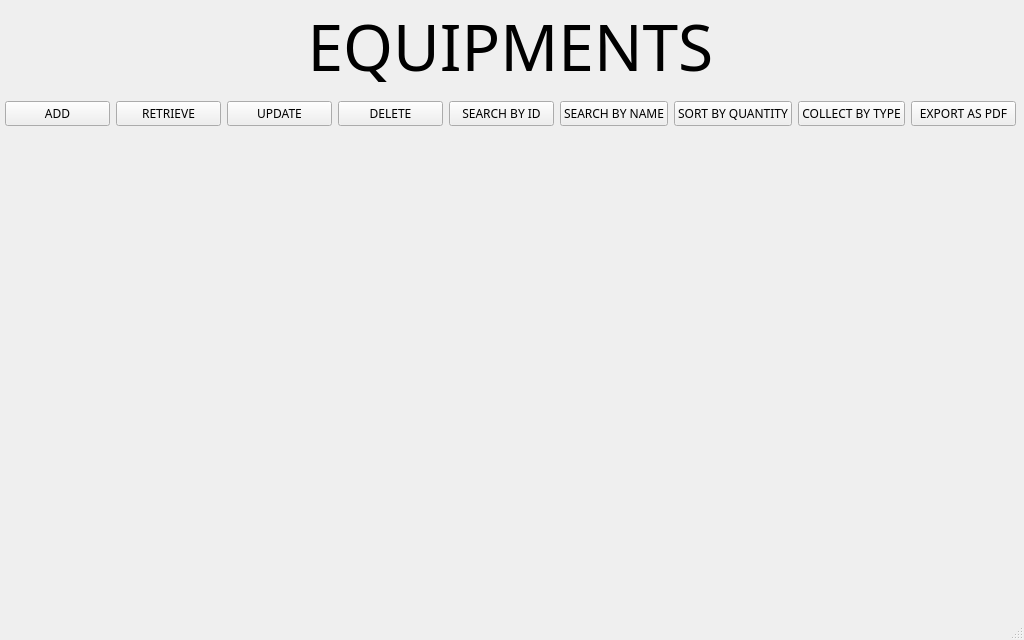
Above: mainwindow.ui from ProjetCPP-2A33/projetcpp-2a33-smart-clothing-store before the change. Below: the same form after it.
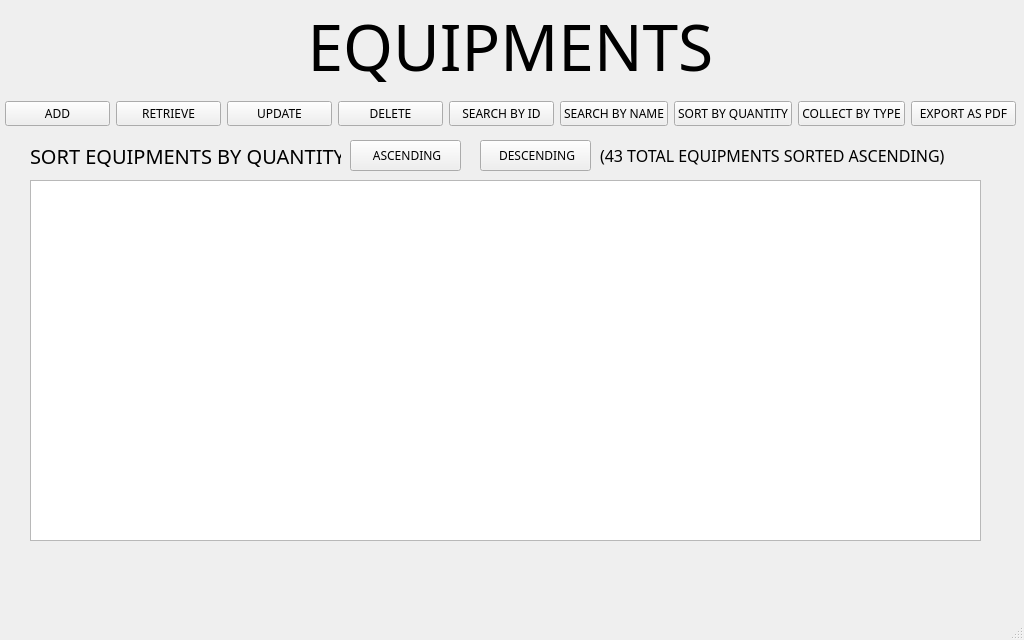
That is the form after the change. The open tabs and pages were chosen to show the change. Icons and pictures are not drawn.

```diff
--- a/mainwindow.ui
+++ b/mainwindow.ui
@@ -357,7 +357,172 @@
       </property>
      </widget>
     </widget>
-    <widget class="QWidget" name="sortPage"/>
+    <widget class="QWidget" name="searchByNamePage">
+     <widget class="QTableWidget" name="searchByNameTable">
+      <property name="geometry">
+       <rect>
+        <x>15</x>
+        <y>40</y>
+        <width>951</width>
+        <height>361</height>
+       </rect>
+      </property>
+      <attribute name="horizontalHeaderStretchLastSection">
+       <bool>true</bool>
+      </attribute>
+      <attribute name="verticalHeaderDefaultSectionSize">
+       <number>25</number>
+      </attribute>
+      <attribute name="verticalHeaderStretchLastSection">
+       <bool>false</bool>
+      </attribute>
+     </widget>
+     <widget class="QLabel" name="searchLabel_2">
+      <property name="geometry">
+       <rect>
+        <x>0</x>
+        <y>0</y>
+        <width>281</width>
+        <height>31</height>
+       </rect>
+      </property>
+      <property name="font">
+       <font>
+        <family>Poppins</family>
+        <pointsize>15</pointsize>
+       </font>
+      </property>
+      <property name="text">
+       <string>SEARCH EQUIPMENT BY NAME:</string>
+      </property>
+     </widget>
+     <widget class="QPushButton" name="searchByNameBtn">
+      <property name="geometry">
+       <rect>
+        <x>520</x>
+        <y>0</y>
+        <width>75</width>
+        <height>31</height>
+       </rect>
+      </property>
+      <property name="text">
+       <string>SEARCH</string>
+      </property>
+     </widget>
+     <widget class="QLineEdit" name="searchByNameInput">
+      <property name="geometry">
+       <rect>
+        <x>290</x>
+        <y>0</y>
+        <width>221</width>
+        <height>31</height>
+       </rect>
+      </property>
+      <property name="placeholderText">
+       <string>EQUIPMENT NAME</string>
+      </property>
+     </widget>
+    </widget>
+    <widget class="QWidget" name="sortPage">
+     <widget class="QLabel" name="searchLabel_3">
+      <property name="geometry">
+       <rect>
+        <x>10</x>
+        <y>0</y>
+        <width>311</width>
+        <height>31</height>
+       </rect>
+      </property>
+      <property name="font">
+       <font>
+        <family>Poppins</family>
+        <pointsize>15</pointsize>
+       </font>
+      </property>
+      <property name="text">
+       <string>SORT EQUIPMENTS BY QUANTITY:</string>
+      </property>
+     </widget>
+     <widget class="QPushButton" name="ascBtn">
+      <property name="geometry">
+       <rect>
+        <x>330</x>
+        <y>0</y>
+        <width>111</width>
+        <height>31</height>
+       </rect>
+      </property>
+      <property name="focusPolicy">
+       <enum>Qt::FocusPolicy::StrongFocus</enum>
+      </property>
+      <property name="styleSheet">
+       <string notr="true"/>
+      </property>
+      <property name="text">
+       <string> ASCENDING</string>
+      </property>
+      <property name="icon">
+       <iconset resource="resources.qrc">
+        <normaloff>:/icons/arrow-up-circle.svg</normaloff>:/icons/arrow-up-circle.svg</iconset>
+      </property>
+     </widget>
+     <widget class="QPushButton" name="descBtn">
+      <property name="geometry">
+       <rect>
+        <x>460</x>
+        <y>0</y>
+        <width>111</width>
+        <height>31</height>
+       </rect>
+      </property>
+      <property name="text">
+       <string> DESCENDING</string>
+      </property>
+      <property name="icon">
+       <iconset resource="resources.qrc">
+        <normaloff>:/icons/arrow-down-circle.svg</normaloff>:/icons/arrow-down-circle.svg</iconset>
+      </property>
+     </widget>
+     <widget class="QTableWidget" name="sortTable">
+      <property name="geometry">
+       <rect>
+        <x>10</x>
+        <y>40</y>
+        <width>951</width>
+        <height>361</height>
+       </rect>
+      </property>
+      <attribute name="horizontalHeaderStretchLastSection">
+       <bool>true</bool>
+      </attribute>
+      <attribute name="verticalHeaderDefaultSectionSize">
+       <number>25</number>
+      </attribute>
+      <attribute name="verticalHeaderStretchLastSection">
+       <bool>false</bool>
+      </attribute>
+     </widget>
+     <widget class="QLabel" name="sortLabel">
+      <property name="geometry">
+       <rect>
+        <x>580</x>
+        <y>5</y>
+        <width>381</width>
+        <height>21</height>
+       </rect>
+      </property>
+      <property name="font">
+       <font>
+        <family>Poppins</family>
+        <pointsize>12</pointsize>
+        <bold>false</bold>
+       </font>
+      </property>
+      <property name="text">
+       <string>(43 TOTAL EQUIPMENTS SORTED ASCENDING)</string>
+      </property>
+     </widget>
+    </widget>
     <widget class="QWidget" name="collectPage"/>
     <widget class="QWidget" name="exportPage"/>
     <widget class="QWidget" name="retrievePage">
```
Left out of the diff: 10 changed lines with no effect on the pictures.
